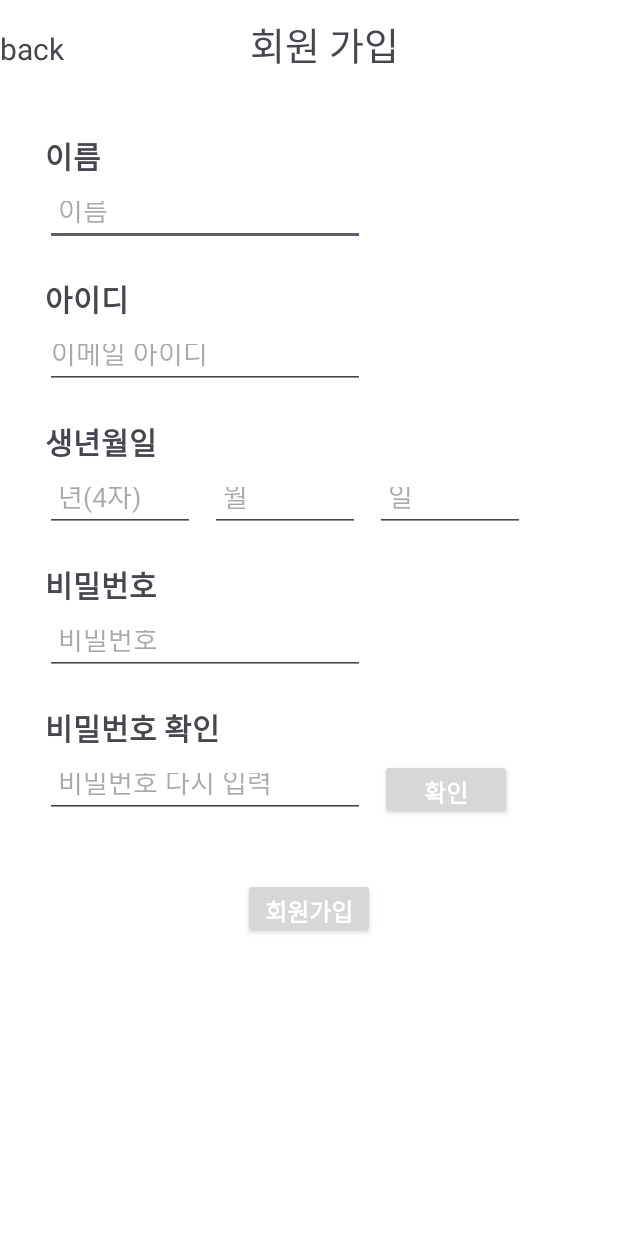
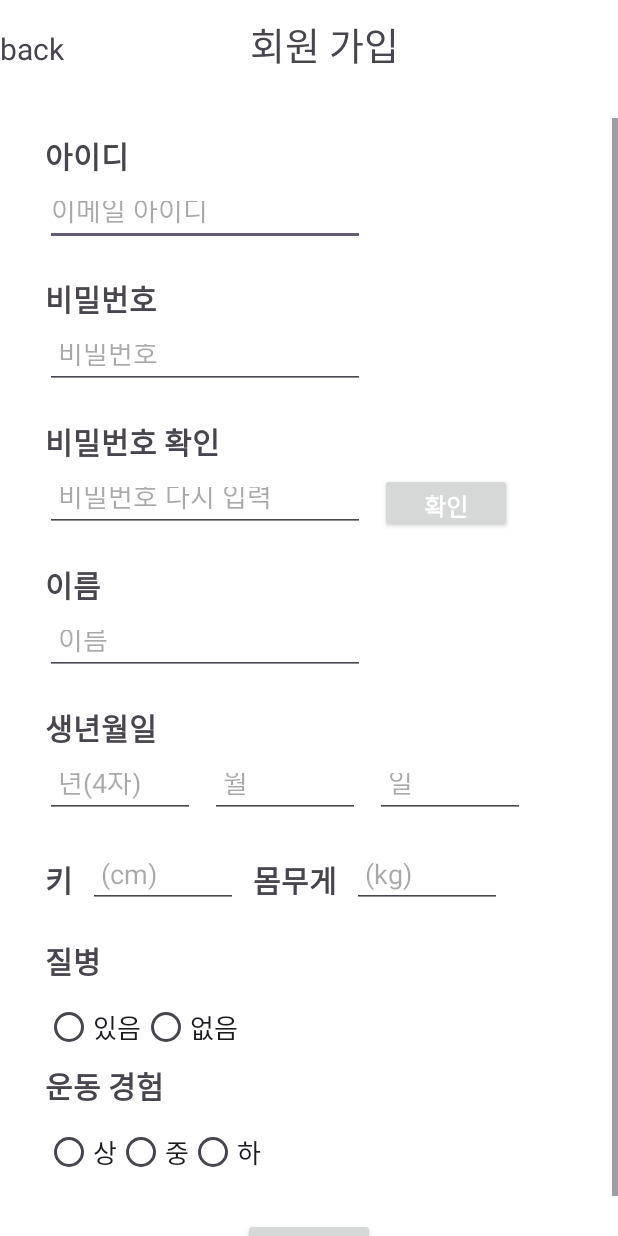
Before and after one commit to df2854/CapstoneDesign, an Android app: the SignupActivity screen opened directly, with no data from a screen before it, on a phone screen of 412 x 824 dp. Run offline under Robolectric (Android 15) with nearby library versions, the phone set to English and light mode, and no system bars; our stand-ins replace Firebase (no records; nobody signed in at launch, a user with empty details on screens opened directly).

Commit message:
feat: 회원가입 화면 추가 정보 추가

```diff
--- a/app/src/main/java/com/cookandroid/aerobicapplication/LoginActivity.java
+++ b/app/src/main/java/com/cookandroid/aerobicapplication/LoginActivity.java
@@ -62,8 +62,8 @@ public class LoginActivity extends AppCompatActivity {
 //                        Toast.makeText(LoginActivity.this, "로그인 실패", Toast.LENGTH_SHORT).show();
 //                    }
 //                });
-
-               // 로그인 없이 실험 할때
+                /*
+                로그인 없이 실험 할때 */
                 Intent intent = new Intent(getApplicationContext(), MainActivity.class);
                 startActivity(intent);
 
--- a/app/src/main/res/layout/activity_signup.xml
+++ b/app/src/main/res/layout/activity_signup.xml
@@ -49,26 +49,6 @@
                 android:orientation="vertical" >
 
                 <TextView
-                    android:id="@+id/signNametext"
-                    android:layout_width="match_parent"
-                    android:layout_height="wrap_content"
-                    android:layout_marginBottom="5dp"
-                    android:text="이름"
-                    android:textSize="20dp"
-                    android:textStyle="bold"
-                    />
-
-                <EditText
-                    android:id="@+id/signName"
-                    android:layout_width="wrap_content"
-                    android:layout_height="40dp"
-                    android:layout_marginBottom="20dp"
-                    android:ems="10"
-                    android:hint=" 이름"
-                    android:inputType="textPersonName"
-                    android:text="" />
-
-                <TextView
                     android:id="@+id/signIDtext"
                     android:layout_width="match_parent"
                     android:layout_height="wrap_content"
@@ -86,51 +66,6 @@
                     android:hint="이메일 아이디"
                     android:inputType="textPersonName"
                     android:text="" />
-
-                <TextView
-                    android:id="@+id/signBirthtext"
-                    android:layout_width="match_parent"
-                    android:layout_height="wrap_content"
-                    android:layout_marginBottom="5dp"
-                    android:text="생년월일"
-                    android:textSize="20dp"
-                    android:textStyle="bold" />
-
-                <LinearLayout
-                    android:layout_width="match_parent"
-                    android:layout_height="match_parent"
-                    android:orientation="horizontal">
-
-                    <EditText
-                        android:id="@+id/signBirth"
-                        android:layout_width="100dp"
-                        android:layout_height="40dp"
-                        android:layout_marginBottom="20dp"
-                        android:layout_marginRight="10dp"
-                        android:ems="10"
-                        android:hint=" 년(4자)"
-                        android:inputType="textPersonName"
-                        android:text="" />
-                    <EditText
-                        android:id="@+id/signBirth2"
-                        android:layout_width="100dp"
-                        android:layout_height="40dp"
-                        android:layout_marginBottom="20dp"
-                        android:layout_marginRight="10dp"
-                        android:ems="10"
-                        android:hint=" 월"
-                        android:inputType="textPersonName"
-                        android:text="" />
-                    <EditText
-                        android:id="@+id/signBirth3"
-                        android:layout_width="100dp"
-                        android:layout_height="40dp"
-                        android:layout_marginBottom="20dp"
-                        android:ems="10"
-                        android:hint=" 일"
-                        android:inputType="textPersonName"
-                        android:text="" />
-                </LinearLayout>
 
                 <TextView
                     android:id="@+id/signPWtext"
@@ -187,6 +122,190 @@
                         android:textStyle="bold" />
                 </LinearLayout>
 
+                <TextView
+                    android:id="@+id/signNametext"
+                    android:layout_width="match_parent"
+                    android:layout_height="wrap_content"
+                    android:layout_marginBottom="5dp"
+                    android:text="이름"
+                    android:textSize="20dp"
+                    android:textStyle="bold"
+                    />
+
+                <EditText
+                    android:id="@+id/signName"
+                    android:layout_width="wrap_content"
+                    android:layout_height="40dp"
+                    android:layout_marginBottom="20dp"
+                    android:ems="10"
+                    android:hint=" 이름"
+                    android:inputType="textPersonName"
+                    android:text="" />
+
+                <TextView
+                    android:id="@+id/signBirthtext"
+                    android:layout_width="match_parent"
+                    android:layout_height="wrap_content"
+                    android:layout_marginBottom="5dp"
+                    android:text="생년월일"
+                    android:textSize="20dp"
+                    android:textStyle="bold" />
+
+                <LinearLayout
+                    android:layout_width="match_parent"
+                    android:layout_height="match_parent"
+                    android:orientation="horizontal">
+
+                    <EditText
+                        android:id="@+id/signBirth"
+                        android:layout_width="100dp"
+                        android:layout_height="40dp"
+                        android:layout_marginBottom="20dp"
+                        android:layout_marginRight="10dp"
+                        android:ems="10"
+                        android:hint=" 년(4자)"
+                        android:inputType="textPersonName"
+                        android:text="" />
+                    <EditText
+                        android:id="@+id/signBirth2"
+                        android:layout_width="100dp"
+                        android:layout_height="40dp"
+                        android:layout_marginBottom="20dp"
+                        android:layout_marginRight="10dp"
+                        android:ems="10"
+                        android:hint=" 월"
+                        android:inputType="textPersonName"
+                        android:text="" />
+                    <EditText
+                        android:id="@+id/signBirth3"
+                        android:layout_width="100dp"
+                        android:layout_height="40dp"
+                        android:layout_marginBottom="20dp"
+                        android:ems="10"
+                        android:hint=" 일"
+                        android:inputType="textPersonName"
+                        android:text="" />
+                </LinearLayout>
+
+                <LinearLayout
+                    android:layout_width="match_parent"
+                    android:layout_height="match_parent"
+                    android:orientation="horizontal">
+
+                    <TextView
+                        android:id="@+id/signHeightText"
+                        android:layout_width="wrap_content"
+                        android:layout_height="wrap_content"
+                        android:layout_marginBottom="5dp"
+                        android:text="키"
+                        android:textSize="20dp"
+                        android:textStyle="bold"
+                        />
+
+                    <EditText
+                        android:id="@+id/signHeight"
+                        android:layout_width="100dp"
+                        android:layout_height="40dp"
+                        android:layout_marginBottom="20dp"
+                        android:layout_marginLeft="10dp"
+                        android:ems="10"
+                        android:hint=" (cm)"
+                        android:inputType="textPersonName"
+                        android:text="" />
+
+                    <TextView
+                        android:id="@+id/signWeightText"
+                        android:layout_width="wrap_content"
+                        android:layout_height="wrap_content"
+                        android:layout_marginLeft="10dp"
+                        android:layout_marginBottom="5dp"
+                        android:text="몸무게"
+                        android:textSize="20dp"
+                        android:textStyle="bold"
+                        />
+
+                    <EditText
+                        android:id="@+id/signWeight"
+                        android:layout_width="100dp"
+                        android:layout_height="40dp"
+                        android:layout_marginBottom="20dp"
+                        android:layout_marginLeft="10dp"
+                        android:ems="10"
+                        android:hint=" (kg)"
+                        android:inputType="textPersonName"
+                        android:text="" />
+
+                </LinearLayout>
+
+                <TextView
+                    android:id="@+id/signDiseasetext"
+                    android:layout_width="match_parent"
+                    android:layout_height="wrap_content"
+                    android:layout_marginBottom="5dp"
+                    android:text="질병"
+                    android:textSize="20dp"
+                    android:textStyle="bold" />
+
+                <RadioGroup
+                    android:id="@+id/signDiseaseRG"
+                    android:layout_width="match_parent"
+                    android:layout_height="match_parent"
+                    android:orientation="horizontal">
+
+                    <RadioButton
+                        android:id="@+id/disease"
+                        android:layout_width="wrap_content"
+                        android:layout_height="wrap_content"
+                        android:text="있음"
+                        android:textSize="17dp"/>
+
+                    <RadioButton
+                        android:id="@+id/notDisease"
+                        android:layout_width="wrap_content"
+                        android:layout_height="wrap_content"
+                        android:text="없음"
+                        android:textSize="17dp"/>
+
+                </RadioGroup>
+
+                <TextView
+                    android:id="@+id/signExperiencetext"
+                    android:layout_width="match_parent"
+                    android:layout_height="wrap_content"
+                    android:layout_marginBottom="5dp"
+                    android:text="운동 경험"
+                    android:textSize="20dp"
+                    android:textStyle="bold" />
+
+                <RadioGroup
+                    android:id="@+id/signExperienceRG"
+                    android:layout_width="match_parent"
+                    android:layout_height="match_parent"
+                    android:orientation="horizontal">
+
+                    <RadioButton
+                        android:id="@+id/high"
+                        android:layout_width="wrap_content"
+                        android:layout_height="wrap_content"
+                        android:text="상"
+                        android:textSize="17dp"/>
+
+                    <RadioButton
+                        android:id="@+id/normal"
+                        android:layout_width="wrap_content"
+                        android:layout_height="wrap_content"
+                        android:text="중"
+                        android:textSize="17dp"/>
+
+                    <RadioButton
+                        android:id="@+id/low"
+                        android:layout_width="wrap_content"
+                        android:layout_height="wrap_content"
+                        android:text="하"
+                        android:textSize="17dp"/>
+
+                </RadioGroup>
+
                 <androidx.appcompat.widget.AppCompatButton
                     android:id="@+id/signupbutton"
                     android:layout_width="wrap_content"
```
